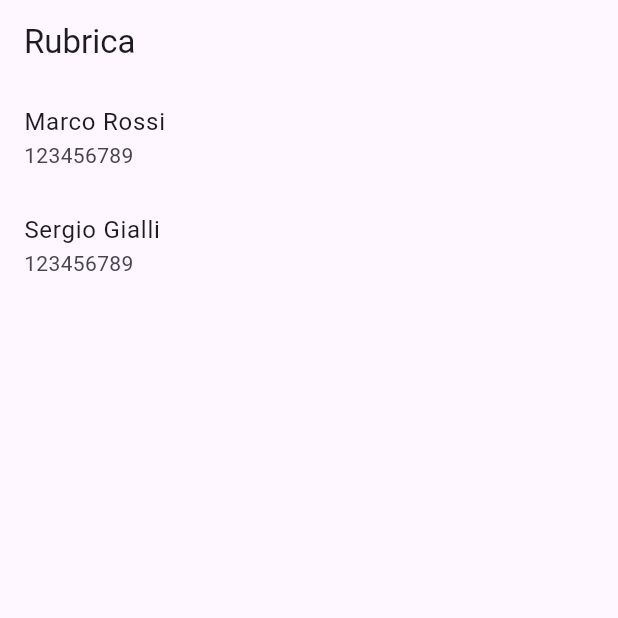
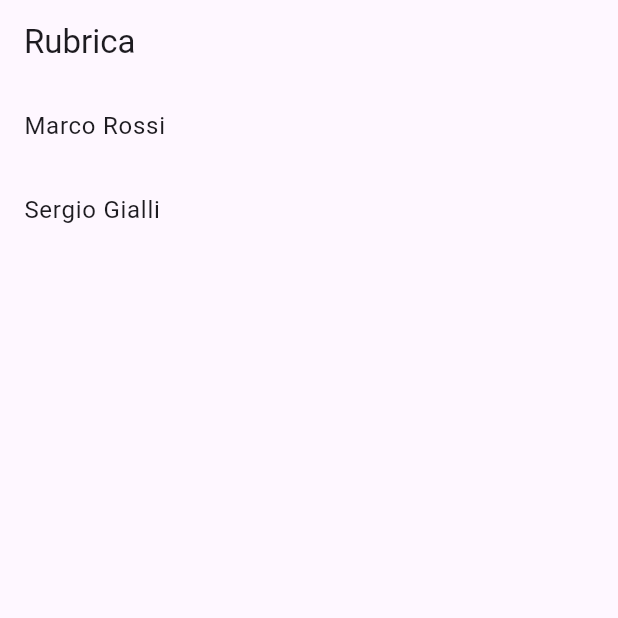
Before and after one commit to preva12/Esercizi_Flutter_Brownies, a Flutter app: the screen it shows after launch, on a phone screen of 412 x 824 dp, the top half of it. Run offline on Flutter 3.47's test engine with Material 3 defaults, Android fonts, the light colour scheme and no system bars.

Commit message:
aggiornamento 3

```diff
--- a/lib/main.dart
+++ b/lib/main.dart
@@ -31,7 +31,6 @@ class MiaApp extends StatelessWidget {
   Widget build(BuildContext context) {
     return MaterialApp(
       home: const PaginaHome(),
-      debugShowCheckedModeBanner: false,
     );
   }
 }
@@ -48,9 +47,7 @@ class PaginaHome extends StatelessWidget {
         children: listaContatti.map((contatto) {
           return ListTile(
             title: Text("${contatto.nome} ${contatto.cognome}"),
-            subtitle: Text(
-              contatto.numero.isNotEmpty ? contatto.numero.first : "Nessun numero",
-            ),
+
             onTap: () {
               Navigator.push(
                 context,
```
